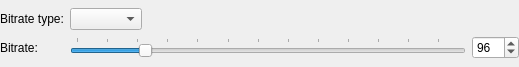
flacon/flacon, file formats/out_opus_config.ui: the form before one commit.
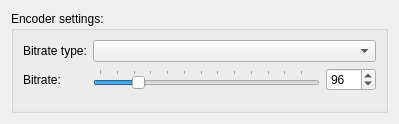
The form after the commit.

Commit message: Redesign OPUS encoder settings

```diff
--- a/formats/out_opus_config.ui
+++ b/formats/out_opus_config.ui
@@ -6,28 +6,23 @@
    <rect>
     <x>0</x>
     <y>0</y>
-    <width>519</width>
-    <height>67</height>
+    <width>399</width>
+    <height>124</height>
    </rect>
   </property>
   <property name="windowTitle">
    <string>Opus encoding configuration</string>
   </property>
   <layout class="QVBoxLayout" name="verticalLayout">
-   <property name="leftMargin">
-    <number>0</number>
-   </property>
-   <property name="topMargin">
-    <number>0</number>
-   </property>
-   <property name="rightMargin">
-    <number>0</number>
-   </property>
-   <property name="bottomMargin">
-    <number>0</number>
-   </property>
    <item>
-    <layout class="QGridLayout" name="gridLayout">
+    <widget class="QGroupBox" name="groupBox">
+     <property name="title">
+      <string extracomment="Preferences dialog: group caption">Encoder settings:</string>
+     </property>
+     <property name="flat">
+      <bool>true</bool>
+     </property>
+     <layout class="QFormLayout" name="formLayout">
      <item row="0" column="0">
       <widget class="QLabel" name="opusBitrateTypeLabel">
        <property name="text">
@@ -49,19 +44,6 @@
        </property>
       </widget>
      </item>
-     <item row="0" column="2">
-      <spacer name="horizontalSpacer_8">
-       <property name="orientation">
-        <enum>Qt::Horizontal</enum>
-       </property>
-       <property name="sizeHint" stdset="0">
-        <size>
-         <width>40</width>
-         <height>20</height>
-        </size>
-       </property>
-      </spacer>
-     </item>
      <item row="1" column="0">
       <widget class="QLabel" name="opusBitrateLabel">
        <property name="toolTip">
@@ -75,7 +57,7 @@
        </property>
       </widget>
      </item>
-     <item row="1" column="1" colspan="2">
+      <item row="1" column="1">
       <layout class="QHBoxLayout" name="horizontalLayout_28">
        <item>
         <widget class="QSlider" name="opusBitrateSlider">
@@ -85,6 +67,12 @@
            <verstretch>0</verstretch>
           </sizepolicy>
          </property>
+          <property name="minimumSize">
+           <size>
+            <width>200</width>
+            <height>0</height>
+           </size>
+          </property>
          <property name="toolTip">
           <string>Sets the target bitrate in kb/s (6-256 per channel).
 &lt;p&gt;
@@ -124,6 +112,12 @@
        </item>
        <item>
         <widget class="QSpinBox" name="opusBitrateSpin">
+          <property name="minimumSize">
+           <size>
+            <width>50</width>
+            <height>0</height>
+           </size>
+          </property>
          <property name="minimum">
           <number>6</number>
          </property>
@@ -138,6 +132,7 @@
       </layout>
      </item>
     </layout>
+    </widget>
    </item>
   </layout>
  </widget>
```
Lines whose indentation alone changed are shown as unchanged. The commit also changes 2 other files.
